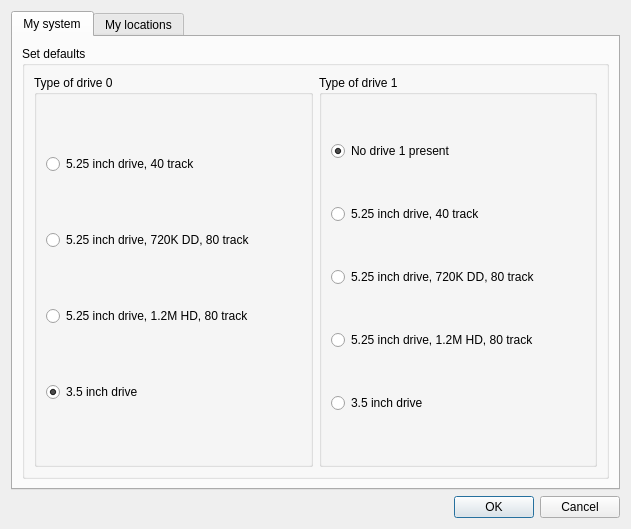
The window that dialogpreferences.ui (wybren1971/Fluxengine_GUI) describes before a commit, drawn with Qt 5.
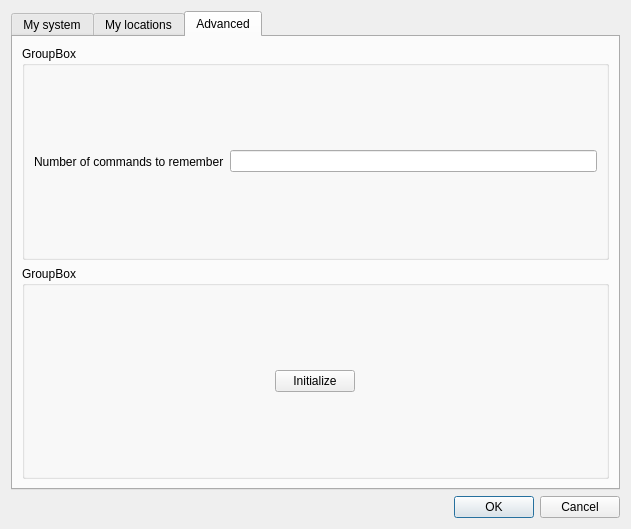
The same window after the commit.

Commit message: Point to fluxengine file instead of dir

The edit to the form file:
```diff
--- a/dialogpreferences.ui
+++ b/dialogpreferences.ui
@@ -13,11 +13,11 @@
   <property name="windowTitle">
    <string>Dialog</string>
   </property>
-  <layout class="QGridLayout" name="gridLayout">
-   <item row="0" column="0">
+  <layout class="QVBoxLayout" name="verticalLayout_3">
+   <item>
     <widget class="QTabWidget" name="tabWidget">
      <property name="currentIndex">
-      <number>0</number>
+      <number>2</number>
      </property>
      <widget class="QWidget" name="System">
       <attribute name="title">
@@ -204,9 +204,57 @@
        </item>
       </layout>
      </widget>
+     <widget class="QWidget" name="Advanced">
+      <attribute name="title">
+       <string>Advanced</string>
+      </attribute>
+      <layout class="QGridLayout" name="gridLayout">
+       <item row="0" column="0">
+        <widget class="QGroupBox" name="groupBox_7">
+         <property name="title">
+          <string>GroupBox</string>
+         </property>
+         <layout class="QHBoxLayout" name="horizontalLayout_4">
+          <item>
+           <widget class="QLabel" name="label">
+            <property name="text">
+             <string>Number of commands to remember</string>
+            </property>
+           </widget>
+          </item>
+          <item>
+           <widget class="QLineEdit" name="lineEdit"/>
+          </item>
+         </layout>
+        </widget>
+       </item>
+       <item row="1" column="0">
+        <widget class="QGroupBox" name="groupBox_8">
+         <property name="title">
+          <string>GroupBox</string>
+         </property>
+         <layout class="QGridLayout" name="gridLayout_5">
+          <item row="0" column="0">
+           <widget class="QPushButton" name="btnInitialize">
+            <property name="sizePolicy">
+             <sizepolicy hsizetype="Fixed" vsizetype="Fixed">
+              <horstretch>0</horstretch>
+              <verstretch>0</verstretch>
+             </sizepolicy>
+            </property>
+            <property name="text">
+             <string>Initialize</string>
+            </property>
+           </widget>
+          </item>
+         </layout>
+        </widget>
+       </item>
+      </layout>
+     </widget>
     </widget>
    </item>
-   <item row="1" column="0">
+   <item>
     <widget class="QDialogButtonBox" name="buttonBox">
      <property name="orientation">
       <enum>Qt::Horizontal</enum>
```
Left out of the diff: 8 changed lines with no effect on the pictures. The commit also changes 2 other files.
